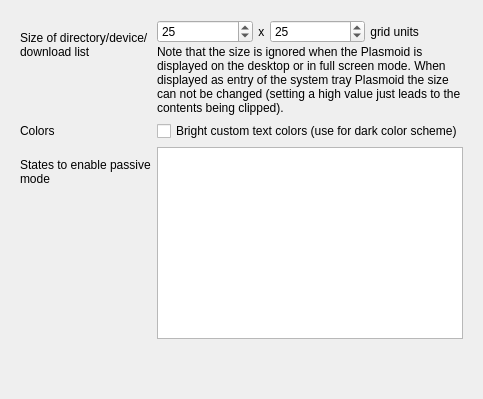
Before: the Qt Designer form plasmoid/lib/appearanceoptionpage.ui in Martchus/syncthingtray, drawn with Qt 5.
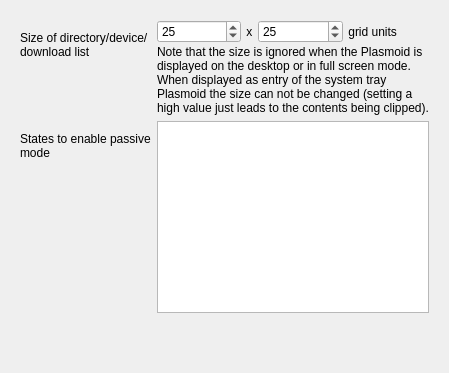
After: the same form once the commit is applied. Icons and pictures are not drawn.

Commit message: Determine whether to use bright custom colors automatically

Patch:
```diff
--- a/plasmoid/lib/appearanceoptionpage.ui
+++ b/plasmoid/lib/appearanceoptionpage.ui
@@ -11,7 +11,7 @@
   </property>
   <layout class="QVBoxLayout" name="verticalLayout">
    <item>
-    <widget class="QWidget" name="" native="true">
+    <widget class="QWidget" name="widget" native="true">
      <property name="sizePolicy">
       <sizepolicy hsizetype="Preferred" vsizetype="Maximum">
        <horstretch>0</horstretch>
@@ -29,20 +29,6 @@
         </property>
        </widget>
       </item>
-      <item row="2" column="0">
-       <widget class="QLabel" name="colorsLabel">
-        <property name="text">
-         <string>Colors</string>
-        </property>
-       </widget>
-      </item>
-      <item row="2" column="1">
-       <widget class="QCheckBox" name="brightTextColorsCheckBox">
-        <property name="text">
-         <string>Bright custom text colors (use for dark color scheme)</string>
-        </property>
-       </widget>
-      </item>
       <item row="0" column="1">
        <layout class="QVBoxLayout" name="sizeVerticalLayout">
         <property name="spacing">
@@ -128,7 +114,7 @@
         </item>
        </layout>
       </item>
-      <item row="3" column="0">
+      <item row="2" column="0">
        <widget class="QLabel" name="passiveLabel">
         <property name="text">
          <string>States to enable passive mode</string>
@@ -138,7 +124,7 @@
         </property>
        </widget>
       </item>
-      <item row="3" column="1">
+      <item row="2" column="1">
        <widget class="QListView" name="passiveListView">
         <property name="selectionMode">
          <enum>QAbstractItemView::NoSelection</enum>
```
The commit also changes 14 other files.
